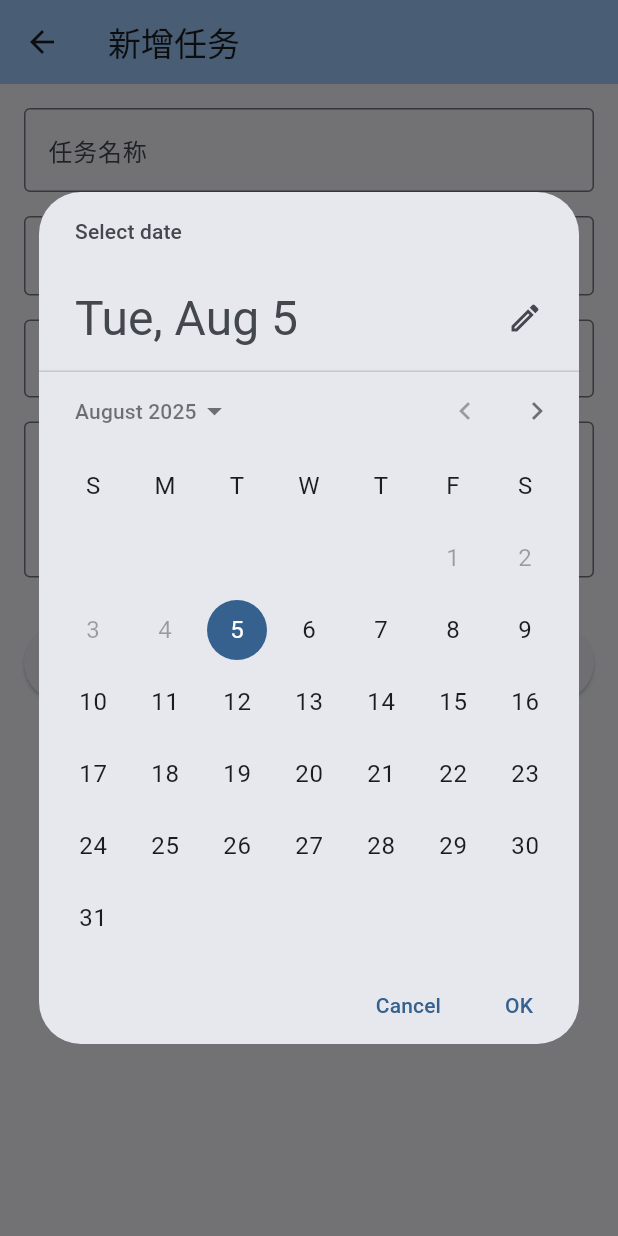
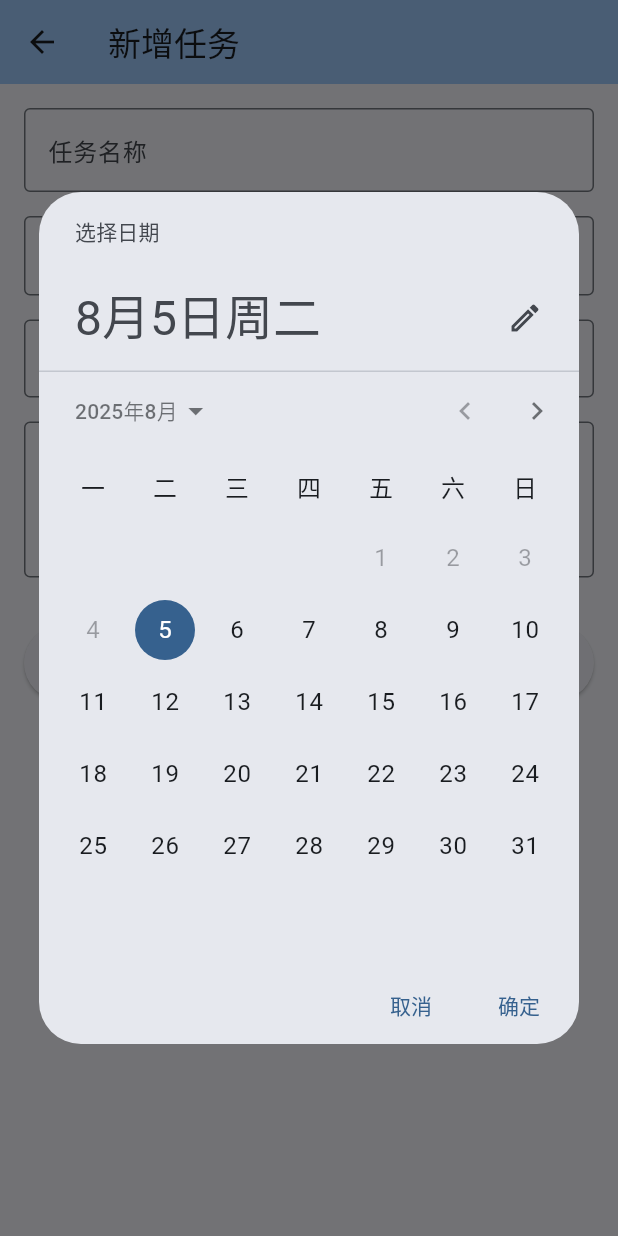
Before and after one commit to ruiruiStudy/flutter-check-in-app, a Flutter app: the AddEditTaskPage screen opened directly, after a tap on "请选择结束日期", on a phone screen of 412 x 824 dp. Run offline on Flutter 3.47's test engine with Material 3 defaults, Android fonts, the phone set to English and light mode, and no system bars; our stand-ins replace package_info_plus, shared_preferences; accounts and stored records are empty; network calls fail.

Commit message:
日期选择中文化配置

```diff
--- a/lib/pages/add_edit_task_page.dart
+++ b/lib/pages/add_edit_task_page.dart
@@ -49,8 +49,11 @@ class _AddEditTaskPageState extends State<AddEditTaskPage> {
     final DateTime? picked = await showDatePicker(
       context: context,
       initialDate: isStartDate ? _startDate ?? DateTime.now() : _endDate ?? DateTime.now(),
-      firstDate: DateTime.now(),
+      firstDate: isStartDate
+          ? DateTime(2020) // 允许选择较早的日期作为开始日期
+          : (_startDate ?? DateTime.now()), // 结束日期仍需不早于开始日期
       lastDate: DateTime.now().add(const Duration(days: 365)),
+      locale: const Locale('zh', 'CN'), // 显式指定中文本地化
     );
 
     if (picked != null) {
--- a/pubspec.yaml
+++ b/pubspec.yaml
@@ -53,6 +53,9 @@ dependencies:
   # 包信息
   package_info_plus: ^8.0.2
 
+  # 中文化
+  flutter_localization: ^0.3.3
+
 dev_dependencies:
   flutter_test:
     sdk: flutter
```
Also changed, not shown: lib/main.dart (+18 -0 lines).
